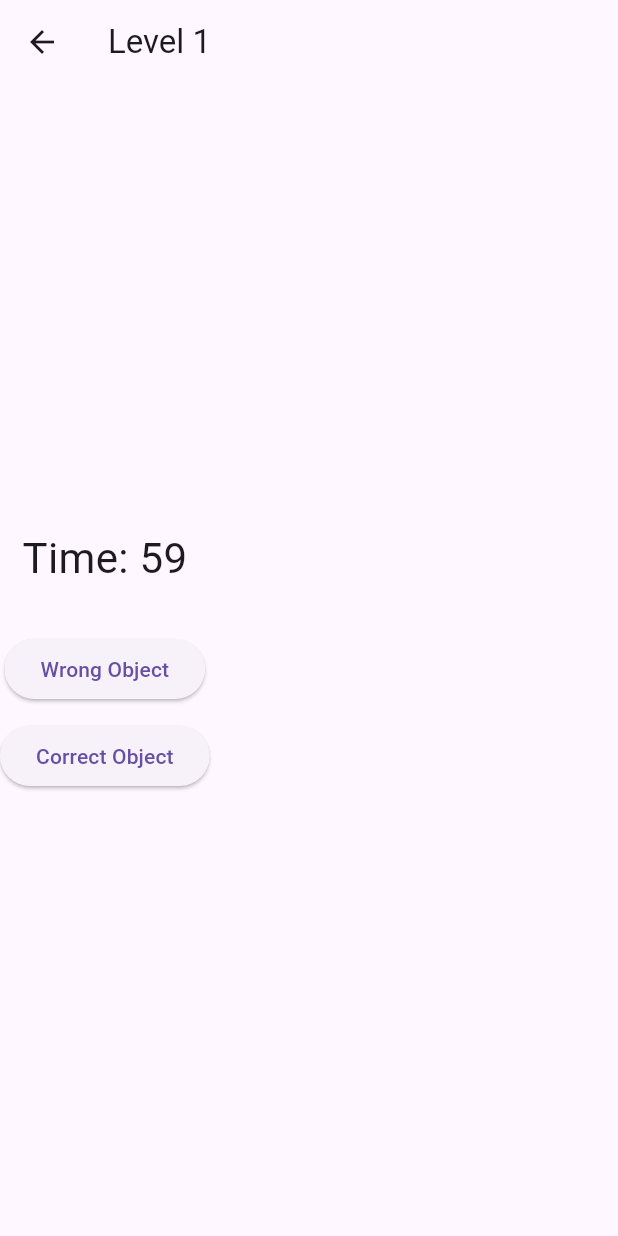
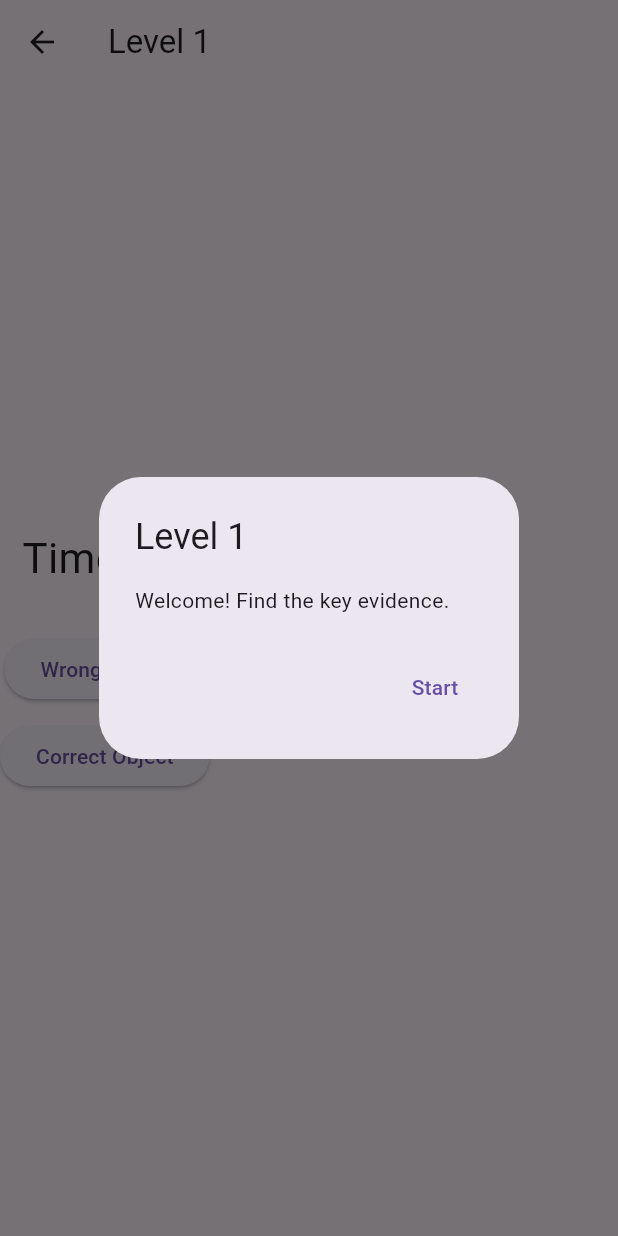
Before and after one commit to jasnoorsandhu51/MadProject1, a Flutter app: the screen it shows after launch, after a tap on "Start Your Investigation", on a phone screen of 412 x 824 dp. Run offline on Flutter 3.47's test engine with Material 3 defaults, Android fonts, the light colour scheme and no system bars.

Commit message:
Added a popup that tells the user the story before the level starts and also delayed the timer until after the user clicks out the popup

```diff
--- a/mystery_puzzle_game/lib/screens/level_screen.dart
+++ b/mystery_puzzle_game/lib/screens/level_screen.dart
@@ -26,7 +26,45 @@ class _LevelScreenState extends State<LevelScreen> {
   @override
   void initState() {
     super.initState();
-    startTimer();
+    showLevelIntro();
+  }
+
+  // The mission before the level starts
+  void showLevelIntro() {
+    WidgetsBinding.instance.addPostFrameCallback((_) {
+      String instruction;
+
+      if (widget.level == 1) {
+        // I am going to add more of a plot
+        instruction = "Welcome! Find the key evidence.";
+      } else if (widget.level == 2) {
+        // User needs to find the wallet
+        instruction = "Find the object the criminal left behind.";
+      } else {
+        // User needs to find the Notebook
+        instruction = "Find the object the criminal left behind.";
+      }
+
+      showDialog(
+        context: context,
+        barrierDismissible: false,
+        builder: (context) {
+          return AlertDialog(
+            title: Text("Level ${widget.level}"),
+            content: Text(instruction),
+            actions: [
+              TextButton(
+                child: const Text("Start"),
+                onPressed: () {
+                  Navigator.pop(context);
+                  startTimer();
+                },
+              ),
+            ],
+          );
+        },
+      );
+    });
   }
 
   void startTimer() {
```
